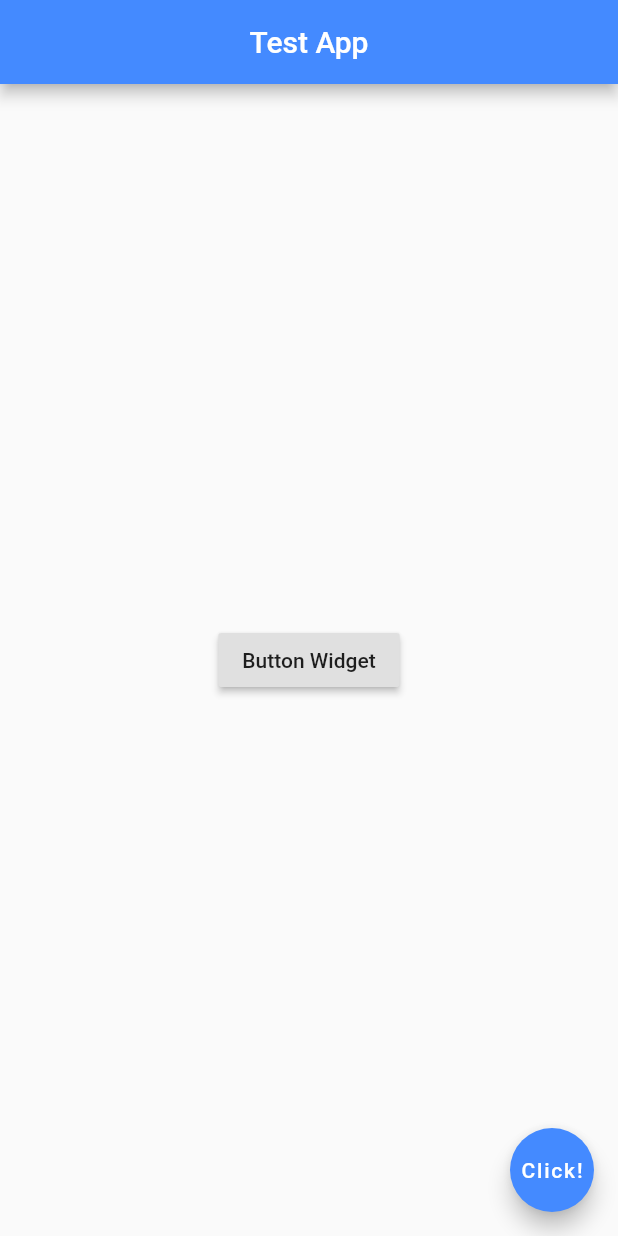
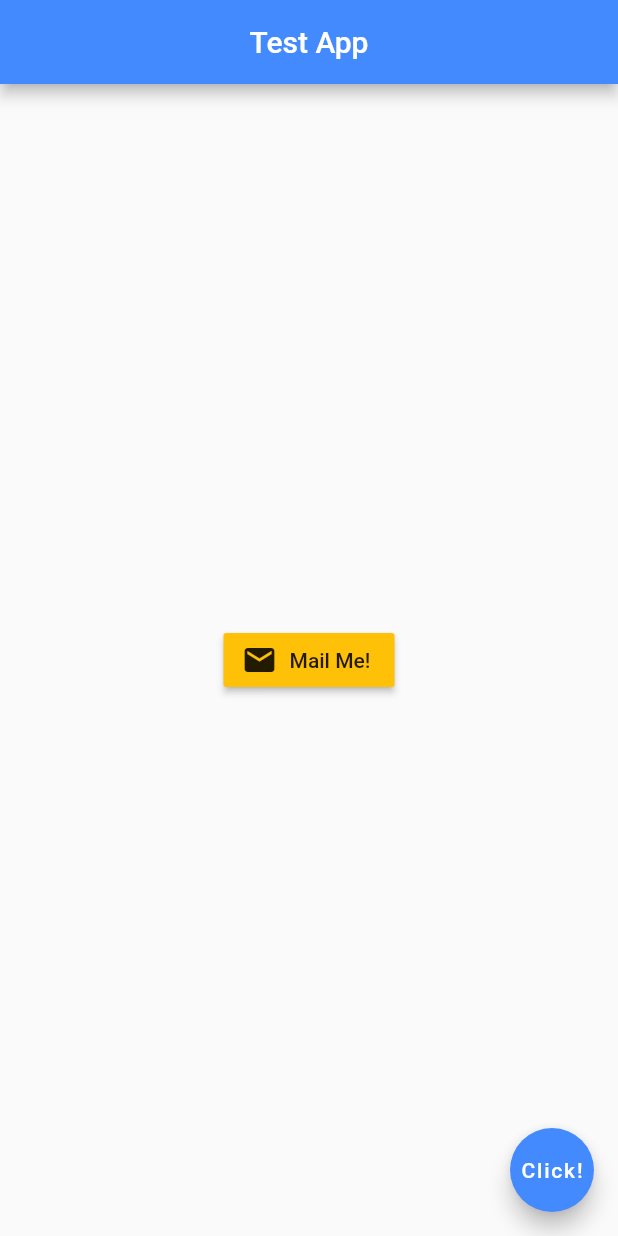
Before and after one commit to ch-ivy/flutter-tuts, a Flutter app: the screen it shows after launch, after a tap on "Click!", on a phone screen of 412 x 824 dp. Run offline on Flutter 3.47's test engine with Material 2 defaults, Android fonts, the phone set to English and light mode, and no system bars.

Commit message:
buttons with icons and pressed functions

```diff
--- a/TestApp/lib/main.dart
+++ b/TestApp/lib/main.dart
@@ -14,15 +14,19 @@ class HomePage extends StatelessWidget {
         backgroundColor: Colors.blueAccent,
       ),
       body: Center(
-        child: RaisedButton(
+        child: RaisedButton.icon(
           onPressed: () {
-            print("You clicked Me!!");
+            print("Icon Button is Clicked");
           },
-          child: Text("Button Widget"),
+          icon: Icon(Icons.mail),
+          label: Text("Mail Me!"),
+          color: Colors.amber,
         ),
       ),
       floatingActionButton: FloatingActionButton(
-        onPressed: () {},
+        onPressed: () {
+          print("Mommy 🤣");
+        },
         child: Text("Click!"),
         backgroundColor: Colors.blueAccent,
       ),
```
